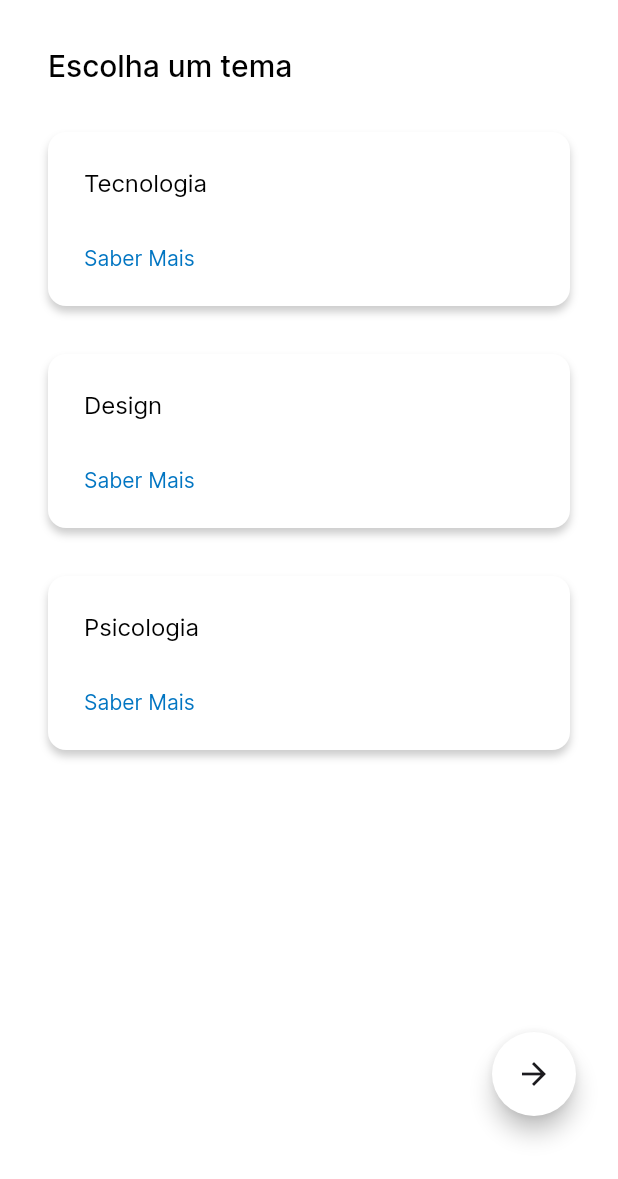
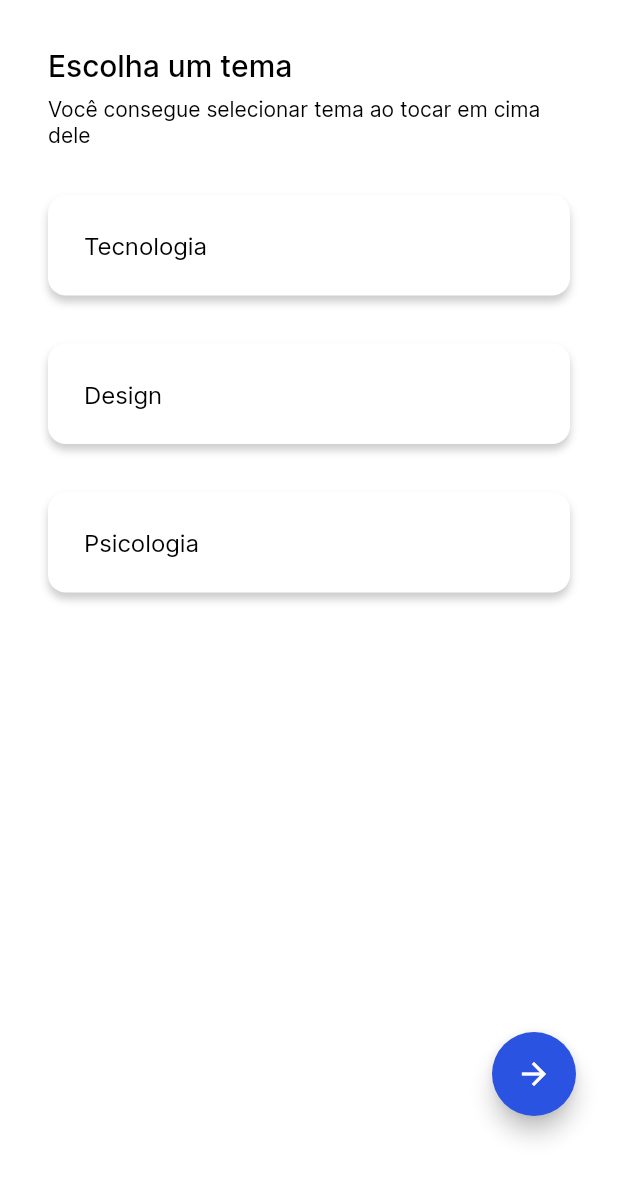
Before and after one commit to ThiagoAZBR/innominatus_ai, a Flutter app: the screen it shows after launch, after a tap on the "arrow forward" icon, after a tap on "Ler um Artigo", on a phone screen of 412 x 824 dp. Shown: the top 1179 px of the screen. Run offline on Flutter 3.47's test engine with Material 2 defaults, Android fonts, the phone set to English and light mode, and no system bars; our stand-ins replace dio, firebase_core, firebase_crashlytics, firebase_remote_config, fpdart, get_it and 3 more; accounts and stored records are empty.

Commit message:
✨ feat: increase usability

```diff
--- a/lib/app/modules/chat/chat_page.dart
+++ b/lib/app/modules/chat/chat_page.dart
@@ -60,14 +60,14 @@ class ChatPage extends StatelessWidget {
                                         child: MessageBox(
                                           child: SelectableText(
                                             chatMessage.message,
-                                            style: AppTextStyles.interLittle(),
+                                            style: AppTextStyles.interSmall(),
                                           ),
                                         ))
                                     : MessageBox(
                                         backgroundColor: AppColors.secondary,
                                         child: SelectableText(
                                           chatMessage.message,
-                                          style: AppTextStyles.interLittle(
+                                          style: AppTextStyles.interSmall(
                                             color: Colors.white,
                                           ),
                                         ),
@@ -106,7 +106,7 @@ class ChatPage extends StatelessWidget {
                         ),
                         child: Text(
                           chatController.errorMessage ?? '',
-                          style: AppTextStyles.interLittle(color: Colors.red),
+                          style: AppTextStyles.interSmall(color: Colors.red),
                           textAlign: TextAlign.left,
                         ),
                       ),
--- a/lib/app/modules/subjects/subjects_page.dart
+++ b/lib/app/modules/subjects/subjects_page.dart
@@ -90,7 +90,7 @@ class SubjectFloatingButton extends StatelessWidget {
         right: 12,
       ),
       child: FloatingActionButton(
-        backgroundColor: AppColors.primary,
+        backgroundColor: AppColors.secondary,
         onPressed: () {
           if (controller.state is StudyAreasSelectionState) {
             controller.setToTopicsSelectionState();
@@ -98,7 +98,7 @@ class SubjectFloatingButton extends StatelessWidget {
         },
         child: const Icon(
           Icons.arrow_forward,
-          color: AppColors.black,
+          color: AppColors.primary,
         ),
       ),
     );
--- a/lib/app/modules/subjects/widgets/state_widgets/study_areas_selection.dart
+++ b/lib/app/modules/subjects/widgets/state_widgets/study_areas_selection.dart
@@ -22,6 +22,13 @@ class StudyAreasSelection extends StatelessWidget {
                 fontWeight: FontWeight.w500,
               ),
             ),
+            Padding(
+              padding: const EdgeInsets.only(right: 16, top: 8),
+              child: Text(
+                'Você consegue selecionar tema ao tocar em cima dele',
+                style: AppTextStyles.interSmall(),
+              ),
+            ),
             const SizedBox(height: 32),
             const SubjectCard(
               topic: 'Tecnologia',
--- a/lib/app/modules/subjects/widgets/state_widgets/topics_selection.dart
+++ b/lib/app/modules/subjects/widgets/state_widgets/topics_selection.dart
@@ -26,6 +26,13 @@ class TopicsSelection extends StatelessWidget {
               fontWeight: FontWeight.w500,
             ),
           ),
+          Padding(
+            padding: const EdgeInsets.only(right: 16, top: 8),
+            child: Text(
+              'Você consegue selecionar um tópico ao tocar em cima dele',
+              style: AppTextStyles.interSmall(),
+            ),
+          ),
           const SizedBox(height: 32),
           const SubjectCard(
             topic: 'Ciência de Dados',
--- a/lib/app/modules/subjects/widgets/topic_card.dart
+++ b/lib/app/modules/subjects/widgets/topic_card.dart
@@ -18,15 +18,23 @@ class SubjectCard extends StatefulWidget {
 }
 
 class _SubjectCardState extends State<SubjectCard> {
-  bool isCardExpanded = false;
+  bool isCardSelected = false;
 
   @override
   Widget build(BuildContext context) {
-    return Container(
+    return InkWell(
+      onTap: () => setState(() => isCardSelected = !isCardSelected),
+      child: Container(
         width: double.infinity,
         decoration: BoxDecoration(
           color: AppColors.primary,
           borderRadius: BorderRadius.circular(12),
+          border: isCardSelected
+              ? Border.all(
+                  color: AppColors.secondary,
+                  width: 1.5,
+                )
+              : null,
           boxShadow: [
             BoxShadow(
               color: AppColors.shadow,
@@ -47,39 +55,8 @@ class _SubjectCardState extends State<SubjectCard> {
                 widget.topic,
                 style: AppTextStyles.interMedium(),
               ),
-            const SizedBox(height: 32),
-            // Description of Topic
-            AnimatedSize(
-              duration: const Duration(milliseconds: 300),
-              curve: decelerateEasing,
-              child: isCardExpanded
-                  ? Padding(
-                      padding: const EdgeInsets.only(bottom: 16),
-                      child: Text(
-                        widget.description,
-                        style: AppTextStyles.interLittle(),
+            ],
           ),
-                    )
-                  : const SizedBox(),
-            ),
-            // View More or Less - Text Button
-            InkWell(
-              onTap: () => setState(
-                () => isCardExpanded = !isCardExpanded,
-              ),
-              child: Visibility(
-                visible: isCardExpanded,
-                replacement: Text(
-                  "Saber Mais",
-                  style: AppTextStyles.interLittle(color: AppColors.link),
-                ),
-                child: Text(
-                  "Ver menos",
-                  style: AppTextStyles.interLittle(color: AppColors.link),
-                ),
-              ),
-            ),
-          ],
         ),
       ),
     );
--- a/lib/app/shared/themes/app_text_styles.dart
+++ b/lib/app/shared/themes/app_text_styles.dart
@@ -3,7 +3,17 @@ import 'package:flutter/material.dart';
 import 'app_color.dart';
 
 class AppTextStyles {
-  static TextStyle interLittle({
+  static TextStyle interVerySmall({
+    Color color = AppColors.textColor,
+    FontWeight fontWeight = FontWeight.normal,
+  }) =>
+      TextStyle(
+        fontSize: 12,
+        fontFamily: 'inter',
+        fontWeight: fontWeight,
+        color: color,
+      );
+  static TextStyle interSmall({
     Color color = AppColors.textColor,
     FontWeight fontWeight = FontWeight.normal,
   }) =>
--- a/lib/main.dart
+++ b/lib/main.dart
@@ -34,10 +34,7 @@ void main() async {
 
   runApp(
     const AnnotatedRegion<SystemUiOverlayStyle>(
-      value: SystemUiOverlayStyle(
-        statusBarColor: Colors.transparent,
-        statusBarBrightness: Brightness.dark,
-      ),
+      value: SystemUiOverlayStyle.dark,
       child: AppWidget(),
     ),
   );
```
Lines whose indentation alone changed are shown as unchanged.
